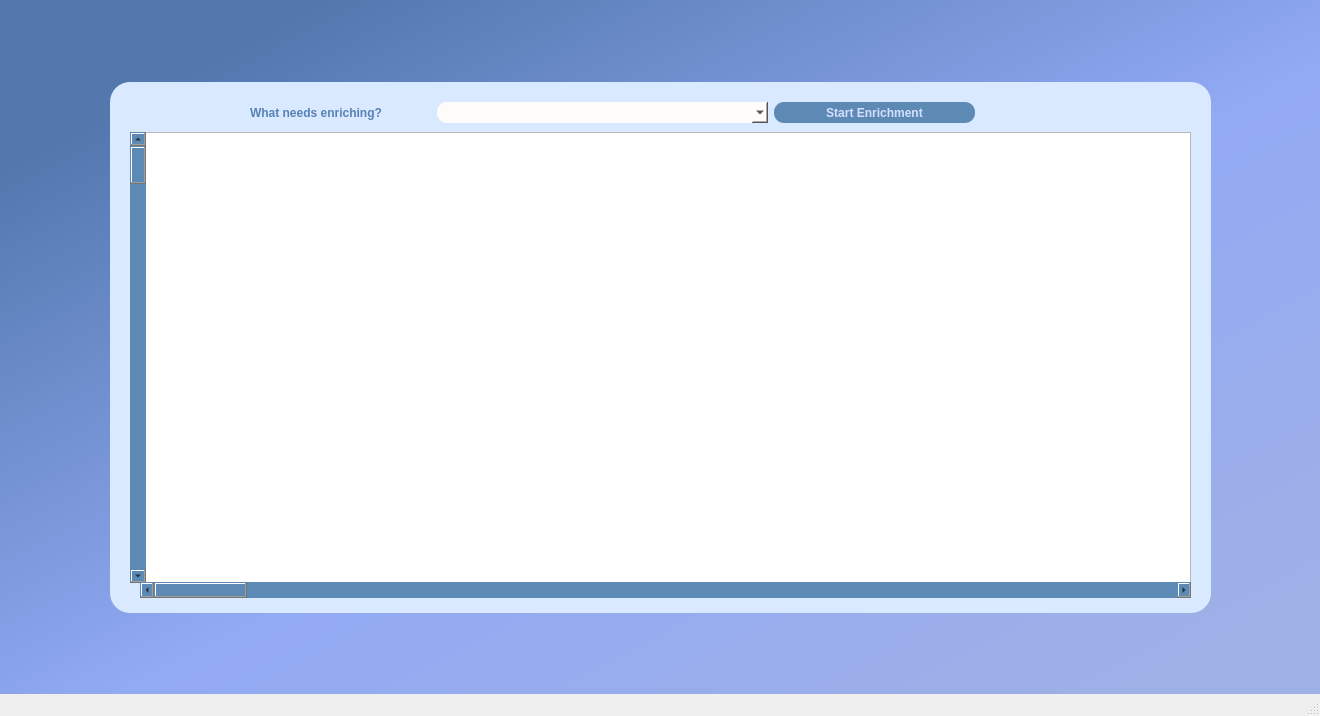
The window that Enrichment.ui (Cprudhomme/SpaLOD_qgis_plugin) describes before a commit, drawn with Qt 5.
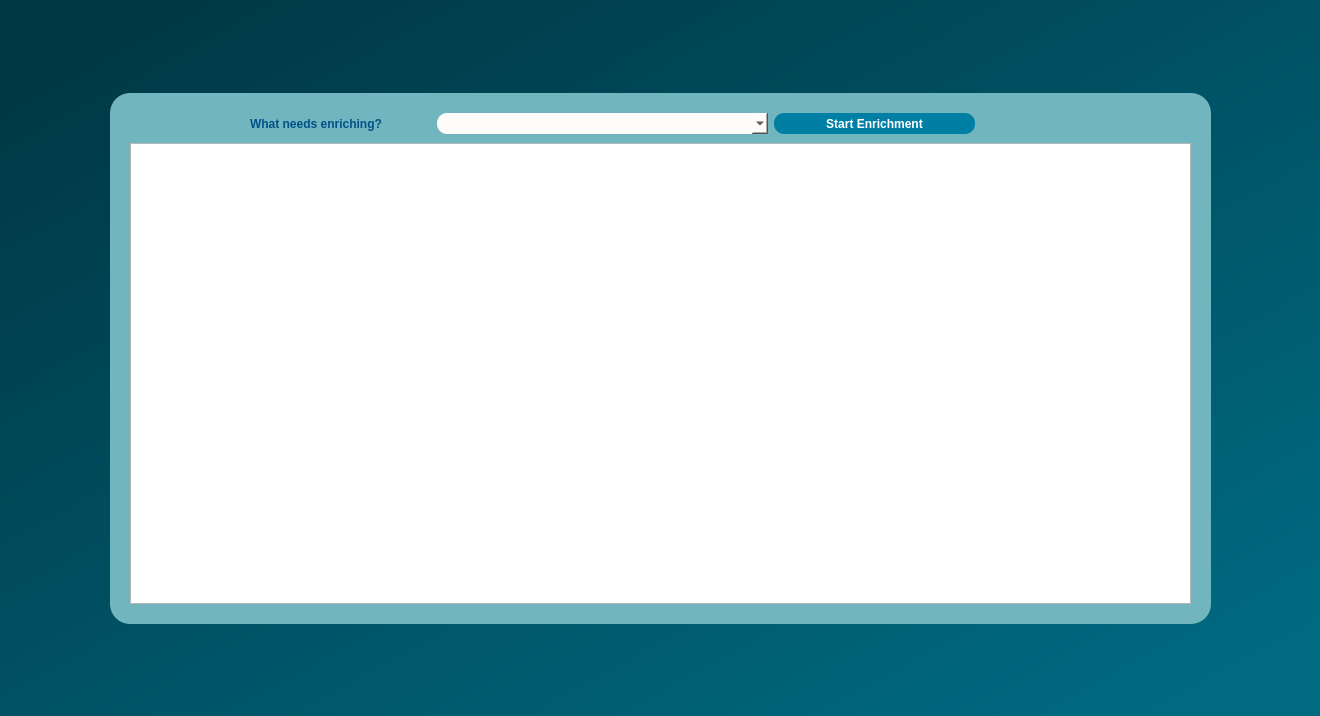
The same window after the commit.

What changed in the file:
```diff
--- a/Enrichment.ui
+++ b/Enrichment.ui
@@ -1,7 +1,7 @@
 <?xml version="1.0" encoding="UTF-8"?>
 <ui version="4.0">
- <class>Enrichment</class>
- <widget class="QMainWindow" name="Enrichment">
+ <class>Enrichment_MainWindow</class>
+ <widget class="QMainWindow" name="Enrichment_MainWindow">
   <property name="geometry">
    <rect>
     <x>0</x>
@@ -14,37 +14,12 @@
    <string>MainWindow</string>
   </property>
   <property name="styleSheet">
-   <string notr="true">QObject#centralwidget{
-background-color: qlineargradient(spread:repeat, x1:0, y1:0, x2:1, y2:1, stop:0.125 rgba(82, 120, 174, 255), stop:0.545455 rgba(146, 170, 244, 255), stop:0.931818 rgba(159, 176, 230, 255));}</string>
+   <string notr="true">QObject#Enrichment_centralwidget{
+background-color:qlineargradient(spread:pad, x1:0, y1:0, x2:1, y2:1, stop:0.0795455 rgba(0, 57, 70, 255), stop:0.5625 rgba(0, 85, 104, 255), stop:0.954545 rgba(0, 107, 131, 255));}
+</string>
   </property>
-  <widget class="QWidget" name="centralwidget">
+  <widget class="QWidget" name="Enrichment_centralwidget">
    <layout class="QGridLayout" name="gridLayout">
-    <item row="0" column="1">
-     <spacer name="verticalSpacer_2">
-      <property name="orientation">
-       <enum>Qt::Vertical</enum>
-      </property>
-      <property name="sizeHint" stdset="0">
-       <size>
-        <width>20</width>
-        <height>54</height>
-       </size>
-      </property>
-     </spacer>
-    </item>
-    <item row="1" column="0">
-     <spacer name="horizontalSpacer">
-      <property name="orientation">
-       <enum>Qt::Horizontal</enum>
-      </property>
-      <property name="sizeHint" stdset="0">
-       <size>
-        <width>92</width>
-        <height>20</height>
-       </size>
-      </property>
-     </spacer>
-    </item>
     <item row="1" column="1" colspan="2">
      <widget class="QFrame" name="Enrichment_frame">
       <property name="minimumSize">
@@ -55,7 +30,8 @@
       </property>
       <property name="styleSheet">
        <string notr="true">QObject#Enrichment_frame{
-background-color:rgb(217, 233, 255);
+background-color:qlineargradient(spread:pad, x1:0, y1:0, x2:1, y2:1, stop:0.0113636 rgba(113, 181, 190, 255));
+	
 border-radius:20px;}
 
 
@@ -68,16 +44,6 @@
       <property name="frameShadow">
        <enum>QFrame::Raised</enum>
       </property>
-      <widget class="QTableWidget" name="enrichTableResult">
-       <property name="geometry">
-        <rect>
-         <x>30</x>
-         <y>50</y>
-         <width>1051</width>
-         <height>451</height>
-        </rect>
-       </property>
-      </widget>
       <widget class="QWidget" name="What_needs_enrichinglabel_and_inp_with_btnwidget" native="true">
        <property name="geometry">
         <rect>
@@ -100,7 +66,7 @@
              </font>
             </property>
             <property name="styleSheet">
-             <string notr="true">color: rgb(87, 129, 180);</string>
+             <string notr="true">color:rgb(0, 81, 135);</string>
             </property>
             <property name="text">
              <string>What needs enriching?</string>
@@ -156,12 +122,10 @@
            <cursorShape>PointingHandCursor</cursorShape>
           </property>
           <property name="styleSheet">
-           <string notr="true">color: rgb(213, 223, 255);
-
+           <string notr="true">
+background-color:rgb(0, 127, 165);
 border-radius:10px;
-
-background-color:rgb(93, 138, 181);
-</string>
+color: rgb(255, 255, 255);</string>
           </property>
           <property name="text">
            <string>Start Enrichment</string>
@@ -170,72 +134,44 @@
         </item>
        </layout>
       </widget>
-      <widget class="QScrollBar" name="verticalScrollBar_Enrichment">
+      <widget class="QTableWidget" name="enrichTableResult">
        <property name="geometry">
         <rect>
          <x>20</x>
          <y>50</y>
-         <width>16</width>
-         <height>451</height>
+         <width>1061</width>
+         <height>461</height>
         </rect>
-       </property>
-       <property name="minimumSize">
-        <size>
-         <width>16</width>
-         <height>451</height>
-        </size>
-       </property>
-       <property name="maximumSize">
-        <size>
-         <width>16</width>
-         <height>451</height>
-        </size>
-       </property>
-       <property name="cursor">
-        <cursorShape>PointingHandCursor</cursorShape>
-       </property>
-       <property name="styleSheet">
-        <string notr="true">border-radius:10px;
-background-color:rgb(93, 138, 181);</string>
-       </property>
-       <property name="orientation">
-        <enum>Qt::Vertical</enum>
-       </property>
-      </widget>
-      <widget class="QScrollBar" name="horizontalScrollBar_Enrichment">
-       <property name="geometry">
-        <rect>
-         <x>30</x>
-         <y>500</y>
-         <width>1051</width>
-         <height>16</height>
-        </rect>
-       </property>
-       <property name="minimumSize">
-        <size>
-         <width>1051</width>
-         <height>16</height>
-        </size>
-       </property>
-       <property name="maximumSize">
-        <size>
-         <width>1051</width>
-         <height>16</height>
-        </size>
-       </property>
-       <property name="cursor">
-        <cursorShape>PointingHandCursor</cursorShape>
-       </property>
-       <property name="styleSheet">
-        <string notr="true">border-radius:10px;
-background-color:rgb(93, 138, 181);</string>
-       </property>
-       <property name="orientation">
-        <enum>Qt::Horizontal</enum>
        </property>
       </widget>
      </widget>
     </item>
+    <item row="2" column="2">
+     <spacer name="verticalSpacer">
+      <property name="orientation">
+       <enum>Qt::Vertical</enum>
+      </property>
+      <property name="sizeHint" stdset="0">
+       <size>
+        <width>20</width>
+        <height>54</height>
+       </size>
+      </property>
+     </spacer>
+    </item>
+    <item row="1" column="0">
+     <spacer name="horizontalSpacer">
+      <property name="orientation">
+       <enum>Qt::Horizontal</enum>
+      </property>
+      <property name="sizeHint" stdset="0">
+       <size>
+        <width>92</width>
+        <height>20</height>
+       </size>
+      </property>
+     </spacer>
+    </item>
     <item row="1" column="3">
      <spacer name="horizontalSpacer_2">
       <property name="orientation">
@@ -249,8 +185,8 @@
       </property>
      </spacer>
     </item>
-    <item row="2" column="2">
-     <spacer name="verticalSpacer">
+    <item row="0" column="1">
+     <spacer name="verticalSpacer_2">
       <property name="orientation">
        <enum>Qt::Vertical</enum>
       </property>
@@ -274,7 +210,6 @@
     </rect>
    </property>
   </widget>
-  <widget class="QStatusBar" name="statusbar"/>
  </widget>
  <resources/>
  <connections/>
```
